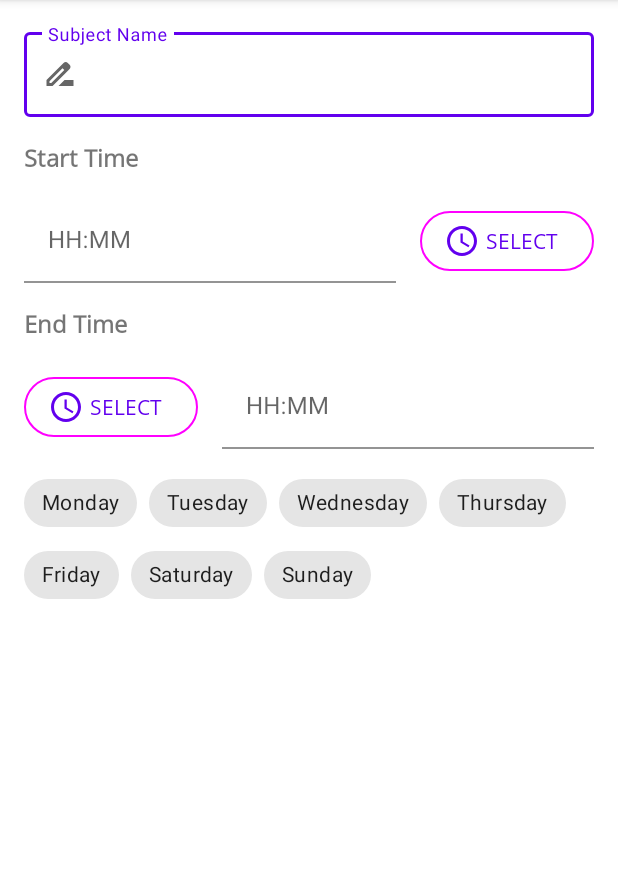
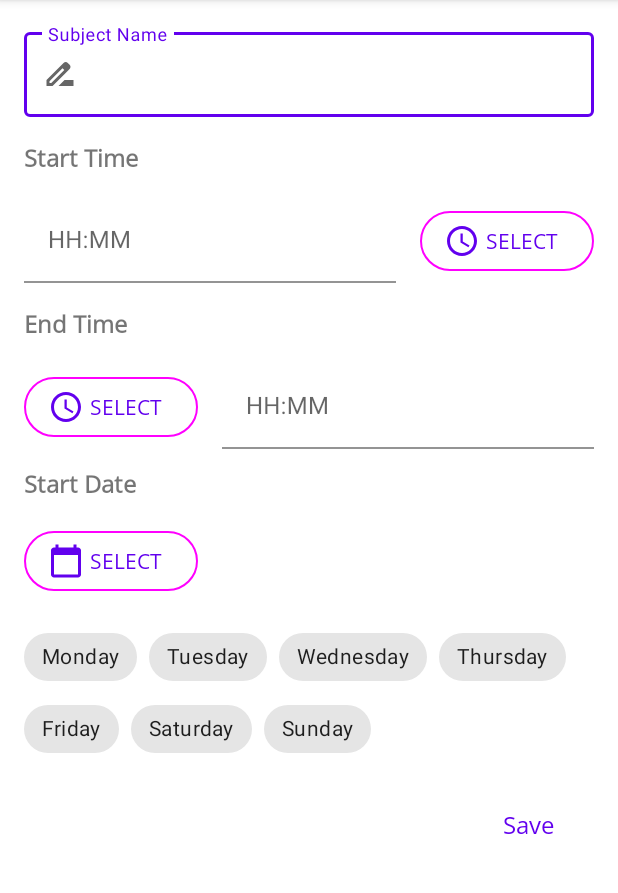
Before and after one commit to aadityaguptaa/IceBox, an Android app: the AddSubjectActivity screen opened directly, with no data from a screen before it, on a phone screen of 412 x 824 dp, the part 84-977 px from its top. Run offline under Robolectric (Android 15) with nearby library versions, the phone set to English and light mode, and no system bars; our stand-ins replace data binding.

Commit message:
add subject layout ui done

```diff
--- a/app/src/main/java/com/adityagupta/icebox/presentation/homescreen/AddSubjectActivity.kt
+++ b/app/src/main/java/com/adityagupta/icebox/presentation/homescreen/AddSubjectActivity.kt
@@ -1,12 +1,14 @@
 package com.adityagupta.icebox.presentation.homescreen
 
-import androidx.appcompat.app.AppCompatActivity
 import android.os.Bundle
 import android.text.format.DateFormat.is24HourFormat
-import com.adityagupta.icebox.R
+import androidx.appcompat.app.AppCompatActivity
 import com.adityagupta.icebox.databinding.ActivityAddSubjectBinding
+import com.google.android.material.datepicker.MaterialDatePicker
 import com.google.android.material.timepicker.MaterialTimePicker
 import com.google.android.material.timepicker.TimeFormat
+import java.text.SimpleDateFormat
+import java.util.*
 
 class AddSubjectActivity : AppCompatActivity() {
 
@@ -21,7 +23,34 @@ class AddSubjectActivity : AppCompatActivity() {
         setContentView(binding.root)
 
         setStartEndTimePicker()
+        setDatePicker()
 
+    }
+
+    private fun setDatePicker() {
+        val picker =
+            MaterialDatePicker.Builder.datePicker()
+                .setTitleText("Select date")
+                .build()
+
+        binding.addSubjectSelectDateButton.setOnClickListener {
+            picker.show(supportFragmentManager, "date")
+            picker.addOnPositiveButtonClickListener {
+                val dateString: String =
+                    SimpleDateFormat("dd/MM/yyyy").format(Date(it))
+
+                binding.addSubjectSelectDateTextView.text = dateString
+            }
+            picker.addOnNegativeButtonClickListener {
+                // Respond to negative button click.
+            }
+            picker.addOnCancelListener {
+                // Respond to cancel button click.
+            }
+            picker.addOnDismissListener {
+                // Respond to dismiss events.
+            }
+        }
     }
 
     private fun setStartEndTimePicker() {
--- /dev/null
+++ b/app/src/main/res/drawable/ic_baseline_calendar_today_24.xml
@@ -0,0 +1,10 @@
+<vector xmlns:android="http://schemas.android.com/apk/res/android"
+    android:width="24dp"
+    android:height="24dp"
+    android:viewportWidth="24"
+    android:viewportHeight="24"
+    android:tint="?attr/colorControlNormal">
+  <path
+      android:fillColor="@android:color/white"
+      android:pathData="M20,3h-1L19,1h-2v2L7,3L7,1L5,1v2L4,3c-1.1,0 -2,0.9 -2,2v16c0,1.1 0.9,2 2,2h16c1.1,0 2,-0.9 2,-2L22,5c0,-1.1 -0.9,-2 -2,-2zM20,21L4,21L4,8h16v13z"/>
+</vector>
--- a/app/src/main/res/layout/activity_add_subject.xml
+++ b/app/src/main/res/layout/activity_add_subject.xml
@@ -118,13 +118,22 @@
             app:layout_constraintStart_toStartOf="parent"
             app:layout_constraintTop_toBottomOf="@+id/addSubjectStartTimeEditText" />
 
+        <TextView
+            android:id="@+id/textView4"
+            style="@style/start_end_time_style"
+            android:layout_width="wrap_content"
+            android:layout_height="wrap_content"
+            android:text="Start Date"
+            app:layout_constraintStart_toStartOf="parent"
+            app:layout_constraintTop_toBottomOf="@+id/addSubjectSelectEndTImeButton" />
+
         <com.google.android.material.chip.ChipGroup
             android:id="@+id/chipGroup"
             android:layout_width="match_parent"
             android:layout_height="wrap_content"
             android:layout_margin="@dimen/activity_main_margin"
             app:layout_constraintStart_toStartOf="parent"
-            app:layout_constraintTop_toBottomOf="@+id/addSubjectSelectEndTImeButton">
+            app:layout_constraintTop_toBottomOf="@+id/addSubjectSelectDateButton">
 
             <com.google.android.material.chip.Chip
                 android:id="@+id/mondayChip"
@@ -170,5 +179,45 @@
             <!-- Chips can be declared here, or added dynamically. -->
 
         </com.google.android.material.chip.ChipGroup>
+
+        <com.google.android.material.button.MaterialButton
+
+            android:id="@+id/addSubjectSelectDateButton"
+            style="@style/time_select_button"
+            android:layout_width="wrap_content"
+            android:layout_height="wrap_content"
+            android:layout_marginLeft="@dimen/activity_main_margin"
+            android:layout_marginTop="@dimen/activity_main_margin"
+            android:layout_marginRight="@dimen/margin_small"
+            android:text="SELECT"
+            app:icon="@drawable/ic_baseline_calendar_today_24"
+            app:layout_constraintEnd_toStartOf="@+id/addSubjectSelectDateTextView"
+            app:layout_constraintHorizontal_bias="0.5"
+            app:layout_constraintStart_toStartOf="parent"
+            app:layout_constraintTop_toBottomOf="@+id/textView4" />
+
+        <TextView
+            android:id="@+id/addSubjectSelectDateTextView"
+            style="@style/start_end_time_style"
+            android:layout_width="0dp"
+            android:layout_height="wrap_content"
+            android:layout_marginLeft="@dimen/margin_small"
+            app:layout_constraintBottom_toBottomOf="@+id/addSubjectSelectDateButton"
+            app:layout_constraintEnd_toEndOf="parent"
+            app:layout_constraintHorizontal_bias="0.5"
+            app:layout_constraintStart_toEndOf="@+id/addSubjectSelectDateButton"
+            app:layout_constraintTop_toTopOf="@+id/addSubjectSelectDateButton" />
+
+        <com.google.android.material.button.MaterialButton
+            android:id="@+id/button4"
+            style="@style/Widget.Material3.Button.TextButton"
+            android:layout_width="wrap_content"
+            android:layout_height="wrap_content"
+            android:layout_marginTop="@dimen/activity_main_margin"
+            android:fontFamily="@font/open_sans"
+            android:text="@string/save"
+            android:textSize="16sp"
+            app:layout_constraintEnd_toEndOf="@+id/chipGroup"
+            app:layout_constraintTop_toBottomOf="@+id/chipGroup" />
     </androidx.constraintlayout.widget.ConstraintLayout>
 </layout>
--- a/app/src/main/res/values/strings.xml
+++ b/app/src/main/res/values/strings.xml
@@ -1,8 +1,10 @@
 <resources>
     <string name="app_name">IceBox</string>
     <string name="subject_name">"Subject Name</string>
+    <string name="select">Select</string>
     <string name="start_time">"Start Time"</string>
     <string name="end_time">End Time</string>
+    <string name="start_date">Start Date</string>
     <string name="sample_time">HH:MM</string>
     <string name="monday">Monday</string>
     <string name="tuesday">Tuesday</string>
@@ -11,5 +13,6 @@
     <string name="friday">Friday</string>
     <string name="saturday">Saturday</string>
     <string name="sunday">Sunday</string>
+    <string name="save">Save</string>
 
 </resources>
```
